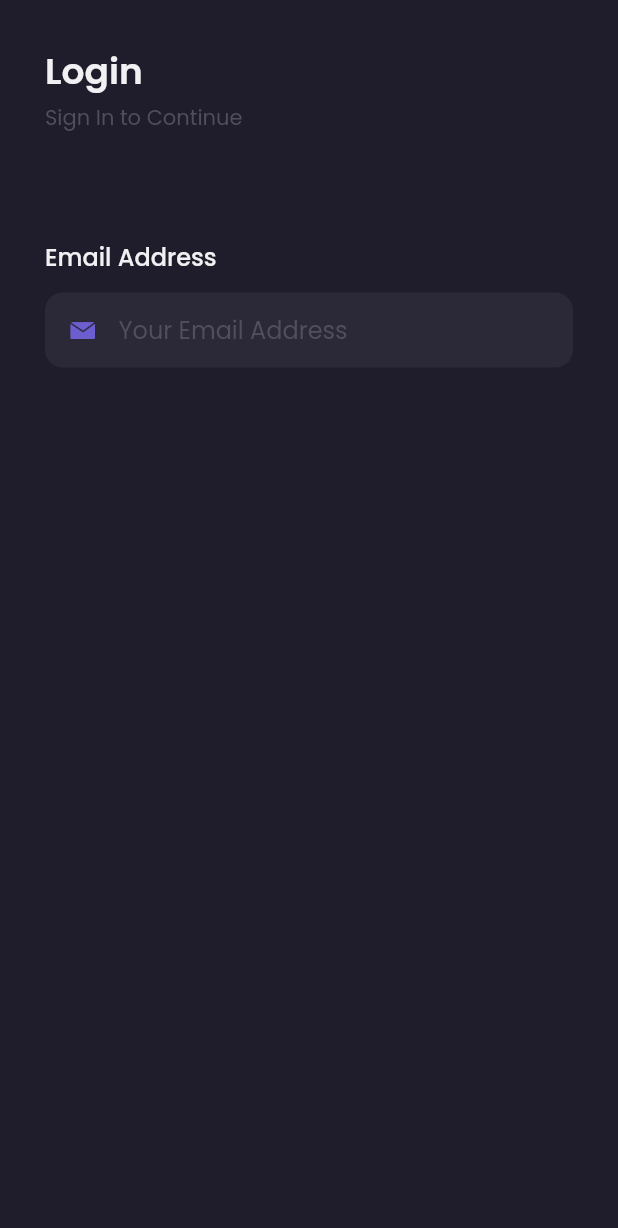
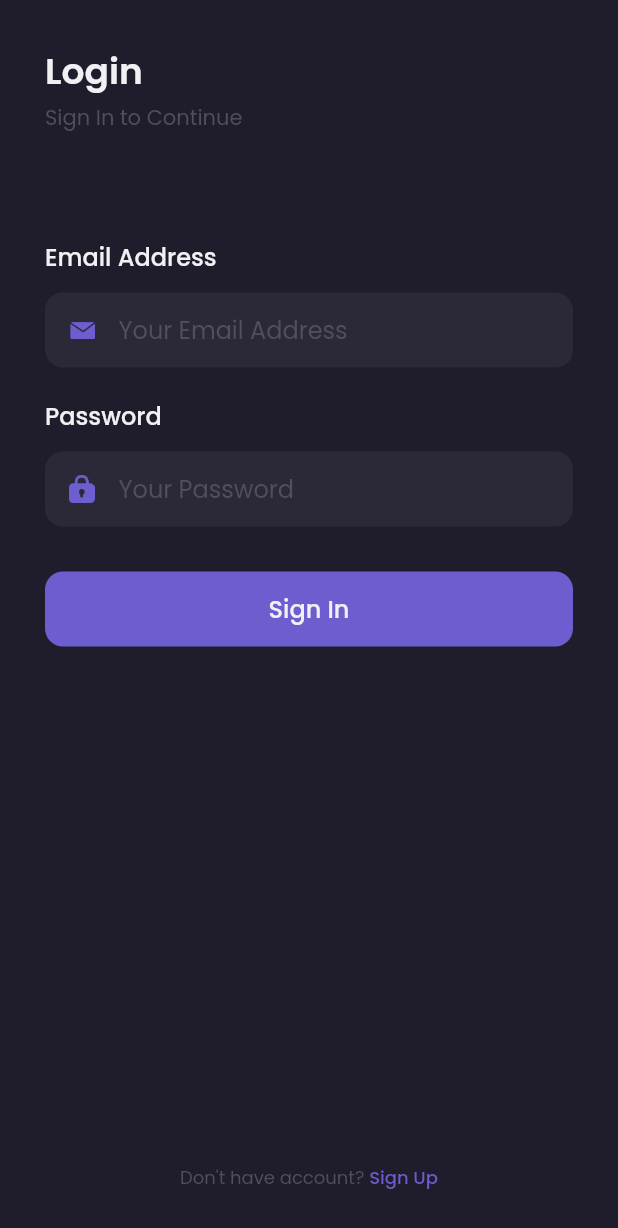
Before and after one commit to Chairilashar99/Flutter-Shamo, a Flutter app: the screen it shows after launch, on a phone screen of 412 x 824 dp. Shown: the top 1228 px of the screen. Run offline on Flutter 3.47's test engine with Material 2 defaults, Android fonts, the phone set to English and light mode, and no system bars; our stand-ins replace google_fonts.

Commit message:
slicing signin

```diff
--- a/lib/pages/sign_in_page.dart
+++ b/lib/pages/sign_in_page.dart
@@ -32,7 +32,7 @@ class SignInPage extends StatelessWidget {
       );
     }
 
-    //BUAT WIDGET INPUT
+    //BUAT WIDGET EMAIL INPUT
     Widget emailInput() {
       return Container(
         margin: EdgeInsets.only(top: 70),
@@ -86,8 +86,113 @@ class SignInPage extends StatelessWidget {
       );
     }
 
+    //BUAT WIDGET PASSWORD INPUT
+    Widget passwordInput() {
+      return Container(
+        margin: EdgeInsets.only(top: 20),
+        child: Column(
+          crossAxisAlignment: CrossAxisAlignment.start,
+          children: [
+            Text(
+              "Password",
+              style: primaryTextStyle.copyWith(
+                fontSize: 16,
+                fontWeight: medium,
+              ),
+            ),
+            SizedBox(
+              height: 12,
+            ),
+            Container(
+              height: 50,
+              padding: EdgeInsets.symmetric(
+                horizontal: 16,
+              ),
+              decoration: BoxDecoration(
+                color: backgroundColor2,
+                borderRadius: BorderRadius.circular(12),
+              ),
+              child: Center(
+                child: Row(
+                  children: [
+                    Image.asset(
+                      'assets/icon_password.png',
+                      width: 17,
+                    ),
+                    SizedBox(
+                      width: 16,
+                    ),
+                    Expanded(
+                      child: TextFormField(
+                        style: primaryTextStyle,
+                        obscureText: true,
+                        decoration: InputDecoration.collapsed(
+                          hintText: 'Your Password',
+                          hintStyle: subtitleTextStyle,
+                        ),
+                      ),
+                    ),
+                  ],
+                ),
+              ),
+            ),
+          ],
+        ),
+      );
+    }
+
+    //BUAT WIDGET BUTTON
+    Widget signInButton() {
+      return Container(
+        height: 50,
+        width: double.infinity,
+        margin: EdgeInsets.only(top: 30),
+        child: TextButton(
+          onPressed: () {},
+          style: TextButton.styleFrom(
+              backgroundColor: primaryColor,
+              shape: RoundedRectangleBorder(
+                borderRadius: BorderRadius.circular(12),
+              )),
+          child: Text(
+            'Sign In',
+            style: primaryTextStyle.copyWith(
+              fontSize: 16,
+              fontWeight: medium,
+            ),
+          ),
+        ),
+      );
+    }
+
+    //WIDGET FOOTER
+    Widget footer() {
+      return Container(
+        margin: EdgeInsets.only(bottom: 30),
+        child: Row(
+          mainAxisAlignment: MainAxisAlignment.center,
+          children: [
+            Text(
+              'Don\'t have account? ',
+              style: subtitleTextStyle.copyWith(
+                fontSize: 12,
+              ),
+            ),
+            Text(
+              'Sign Up',
+              style: purpleTextStyle.copyWith(
+                fontSize: 12,
+                fontWeight: medium,
+              ),
+            ),
+          ],
+        ),
+      );
+    }
+
     return Scaffold(
       backgroundColor: backgroundColor1,
+      resizeToAvoidBottomInset: false,
       body: SafeArea(
         child: Container(
           margin: EdgeInsets.symmetric(
@@ -98,6 +203,10 @@ class SignInPage extends StatelessWidget {
             children: [
               header(),
               emailInput(),
+              passwordInput(),
+              signInButton(),
+              Spacer(),
+              footer(),
             ],
           ),
         ),
```
